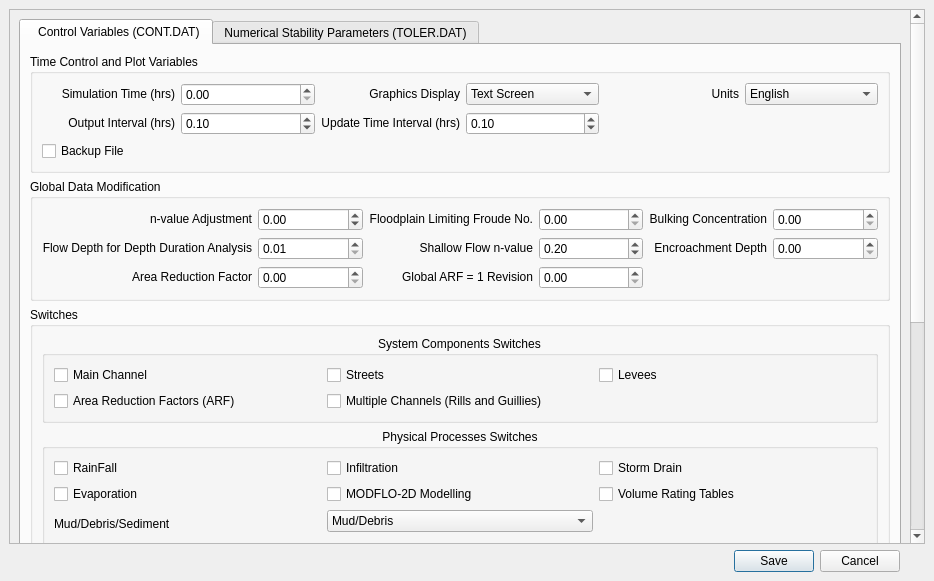
The window that flo2d/ui/cont_toler_jj.ui (FLO-2DSoftware/qgis-flo-2d-plugin) describes before a commit, drawn with Qt 5.
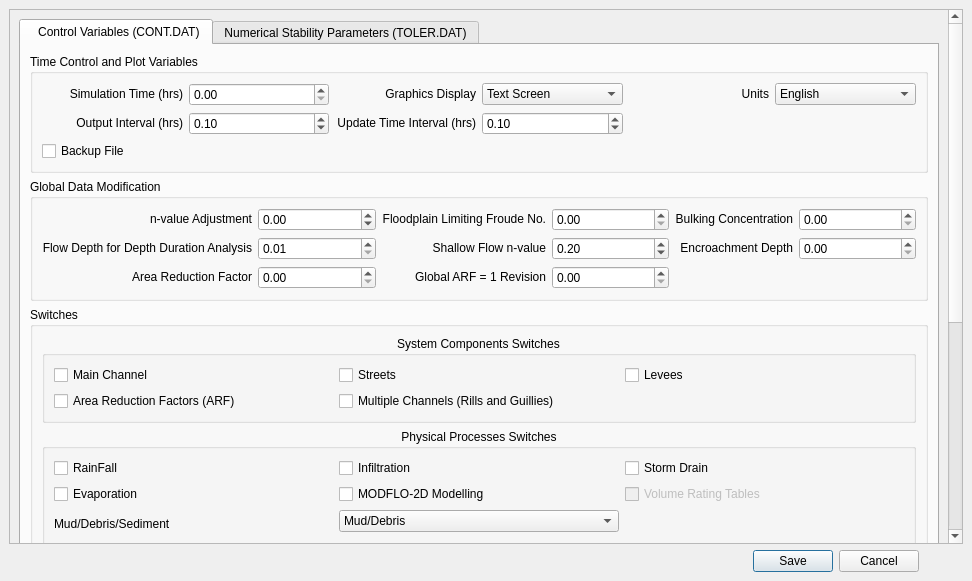
The same window after the commit. Custom widgets are drawn as their Qt base class.

Commit message: Add tooltips to Control and Tolerance Variables dialog

Diff of the .ui file:
```diff
--- a/flo2d/ui/cont_toler_jj.ui
+++ b/flo2d/ui/cont_toler_jj.ui
@@ -2,11 +2,14 @@
 <ui version="4.0">
  <class>CONTOLERdlg</class>
  <widget class="QDialog" name="CONTOLERdlg">
+  <property name="enabled">
+   <bool>true</bool>
+  </property>
   <property name="geometry">
    <rect>
     <x>0</x>
     <y>0</y>
-    <width>934</width>
+    <width>972</width>
     <height>581</height>
    </rect>
   </property>
@@ -95,8 +98,8 @@
        <rect>
         <x>0</x>
         <y>0</y>
-        <width>914</width>
-        <height>528</height>
+        <width>997</width>
+        <height>1076</height>
        </rect>
       </property>
       <property name="sizePolicy">
@@ -279,6 +282,9 @@
                        </item>
                        <item row="1" column="2">
                         <widget class="QCheckBox" name="VOL_RATING_TABLES">
+                         <property name="enabled">
+                          <bool>false</bool>
+                         </property>
                          <property name="sizePolicy">
                           <sizepolicy hsizetype="Expanding" vsizetype="Preferred">
                            <horstretch>0</horstretch>
@@ -1623,7 +1629,20 @@
                       </property>
                      </widget>
                     </item>
-                    <item row="6" column="0" colspan="6">
+                    <item row="1" column="4" rowspan="5" colspan="2">
+                     <spacer name="horizontalSpacer_4">
+                      <property name="orientation">
+                       <enum>Qt::Horizontal</enum>
+                      </property>
+                      <property name="sizeHint" stdset="0">
+                       <size>
+                        <width>40</width>
+                        <height>20</height>
+                       </size>
+                      </property>
+                     </spacer>
+                    </item>
+                    <item row="6" column="0" colspan="5">
                      <widget class="QCheckBox" name="IBACKUP">
                       <property name="sizePolicy">
                        <sizepolicy hsizetype="Expanding" vsizetype="Fixed">
```
Left out of the diff: 138 changed lines with no effect on the pictures. The commit also changes 1 other file.
